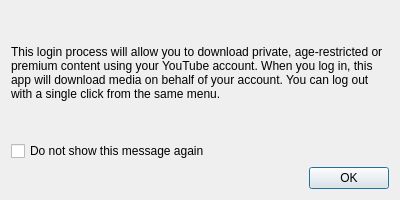
Old version of the form ui/login_prompt.ui in the repository hyperfield/yt-channel-downloader.
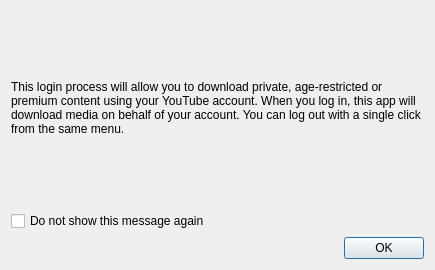
New version of the form.

Diff of the .ui file:
```diff
--- a/ui/login_prompt.ui
+++ b/ui/login_prompt.ui
@@ -6,8 +6,8 @@
    <rect>
     <x>0</x>
     <y>0</y>
-    <width>400</width>
-    <height>200</height>
+    <width>435</width>
+    <height>270</height>
    </rect>
   </property>
   <property name="windowTitle">
```
Left out of the diff: 2 changed lines with no effect on the pictures.
